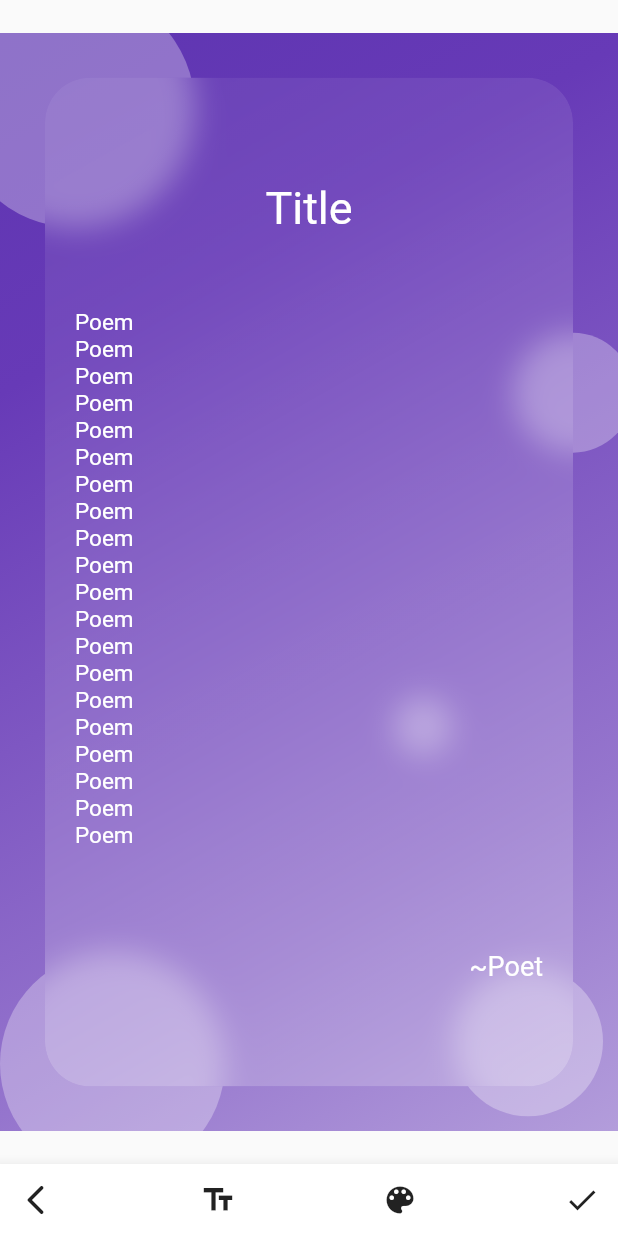
After one commit to SirusCodes/Heartry, a Flutter app: the ImageScreen screen opened directly, on a phone screen of 412 x 824 dp. The commit adds this screen. Run offline on Flutter 3.47's test engine with Material 2 defaults, Android fonts, the phone set to English and light mode, and no system bars; our stand-ins replace flutter_riverpod, waterfall_flow; missing offline and left inert: animated_icon_button.

Commit message:
image screen created

```diff
--- /dev/null
+++ b/lib/screens/image_screen/image_screen.dart
@@ -0,0 +1,168 @@
+import 'dart:math';
+import 'dart:ui';
+
+import 'package:flutter/material.dart';
+import 'package:heartry/screens/image_screen/widgets/image_bottom_app_bar.dart';
+
+class ImageScreen extends StatelessWidget {
+  const ImageScreen({Key key}) : super(key: key);
+
+  @override
+  Widget build(BuildContext context) {
+    return Scaffold(
+      body: SafeArea(
+        child: Center(
+          child: AspectRatio(
+            aspectRatio: 9 / 16,
+            child: SizedBox.expand(
+              child: Theme(
+                data: ThemeData(
+                  primaryColorLight: Colors.white.withOpacity(.3),
+                  primaryColorDark: Colors.white.withOpacity(.3),
+                ),
+                child: Stack(
+                  fit: StackFit.expand,
+                  children: [
+                    Container(
+                      decoration: BoxDecoration(
+                        gradient: LinearGradient(
+                          begin: Alignment.topLeft,
+                          end: Alignment.bottomRight,
+                          colors: <Color>[
+                            Colors.deepPurple.shade600,
+                            Colors.deepPurple.shade500,
+                            Colors.deepPurple.shade400,
+                            Colors.deepPurple.shade300,
+                            Colors.deepPurple.shade200,
+                          ],
+                        ),
+                      ),
+                    ),
+                    const Positioned(
+                      top: -30,
+                      left: -30,
+                      child: CircleAvatar(
+                        radius: 80,
+                      ),
+                    ),
+                    const Positioned(
+                      top: 200,
+                      right: -10,
+                      child: CircleAvatar(
+                        radius: 40,
+                      ),
+                    ),
+                    const Positioned(
+                      bottom: -30,
+                      left: 0,
+                      child: CircleAvatar(
+                        radius: 75,
+                      ),
+                    ),
+                    const Positioned(
+                      bottom: 10,
+                      right: 10,
+                      child: CircleAvatar(
+                        radius: 50,
+                      ),
+                    ),
+                    const Positioned(
+                      bottom: 250,
+                      right: 110,
+                      child: CircleAvatar(
+                        radius: 20,
+                      ),
+                    ),
+                    const Positioned.fill(
+                      top: 30.0,
+                      bottom: 30.0,
+                      left: 30.0,
+                      right: 30.0,
+                      child: PoemCard(),
+                    ),
+                  ],
+                ),
+              ),
+            ),
+          ),
+        ),
+      ),
+      bottomNavigationBar: ImageBottomAppBar(
+        onTextPressed: () {},
+        onColorPressed: () {},
+        onDonePressed: () {},
+      ),
+    );
+  }
+}
+
+class PoemCard extends StatelessWidget {
+  const PoemCard({
+    Key key,
+  }) : super(key: key);
+
+  @override
+  Widget build(BuildContext context) {
+    return ClipRRect(
+      borderRadius: BorderRadius.circular(30),
+      child: BackdropFilter(
+        filter: ImageFilter.blur(sigmaX: 10, sigmaY: 10),
+        child: Container(
+          decoration: BoxDecoration(
+            gradient: LinearGradient(
+              end: Alignment.topLeft,
+              begin: Alignment.bottomRight,
+              colors: <Color>[
+                Colors.white.withOpacity(.2),
+                Colors.white.withOpacity(.05),
+              ],
+            ),
+            borderRadius: BorderRadius.circular(30),
+          ),
+          padding: const EdgeInsets.all(20),
+          child: const PoemText(),
+        ),
+      ),
+    );
+  }
+}
+
+class PoemText extends StatelessWidget {
+  const PoemText({
+    Key key,
+  }) : super(key: key);
+
+  @override
+  Widget build(BuildContext context) {
+    return Column(
+      crossAxisAlignment: CrossAxisAlignment.stretch,
+      mainAxisAlignment: MainAxisAlignment.spaceEvenly,
+      mainAxisSize: MainAxisSize.min,
+      children: <Widget>[
+        const Text(
+          "Title",
+          textAlign: TextAlign.center,
+          style: TextStyle(
+            fontSize: 30,
+            color: Colors.white,
+          ),
+        ),
+        Text(
+          "Poem\n" * 20,
+          style: const TextStyle(
+            fontSize: 15,
+            color: Colors.white,
+          ),
+        ),
+        const Text(
+          "~Poet",
+          textAlign: TextAlign.end,
+          style: TextStyle(
+            fontSize: 18,
+            color: Colors.white,
+          ),
+        ),
+      ],
+    );
+  }
+}
--- /dev/null
+++ b/lib/screens/image_screen/widgets/image_bottom_app_bar.dart
@@ -0,0 +1,40 @@
+import 'package:flutter/material.dart';
+
+class ImageBottomAppBar extends StatelessWidget {
+  const ImageBottomAppBar({
+    Key key,
+    @required this.onTextPressed,
+    @required this.onColorPressed,
+    @required this.onDonePressed,
+  }) : super(key: key);
+
+  final VoidCallback onTextPressed, onColorPressed, onDonePressed;
+
+  @override
+  Widget build(BuildContext context) {
+    return BottomAppBar(
+      shape: const CircularNotchedRectangle(),
+      child: Row(
+        mainAxisAlignment: MainAxisAlignment.spaceBetween,
+        children: <Widget>[
+          IconButton(
+            icon: const Icon(Icons.arrow_back_ios_rounded),
+            onPressed: () => Navigator.pop(context),
+          ),
+          IconButton(
+            icon: const Icon(Icons.text_fields),
+            onPressed: () {},
+          ),
+          IconButton(
+            icon: const Icon(Icons.color_lens),
+            onPressed: () {},
+          ),
+          IconButton(
+            onPressed: () {},
+            icon: const Icon(Icons.check),
+          )
+        ],
+      ),
+    );
+  }
+}
--- a/lib/screens/writing_screen/widgets/writing_bottom_app_bar.dart
+++ b/lib/screens/writing_screen/widgets/writing_bottom_app_bar.dart
@@ -1,5 +1,8 @@
 import 'package:animated_icon_button/animated_icon_button.dart';
+import 'package:flutter/cupertino.dart';
 import 'package:flutter/material.dart';
+
+import '../../image_screen/image_screen.dart';
 
 class WritingBottomAppBar extends StatefulWidget {
   const WritingBottomAppBar({Key key}) : super(key: key);
@@ -73,7 +76,14 @@ class _WritingBottomAppBarState extends State<WritingBottomAppBar>
                 ListTile(
                   title: const Text("Share as Image"),
                   trailing: const Icon(Icons.image),
-                  onTap: () {},
+                  onTap: () {
+                    Navigator.push(
+                      context,
+                      CupertinoPageRoute(
+                        builder: (_) => const ImageScreen(),
+                      ),
+                    );
+                  },
                 ),
               ],
             ),
```
